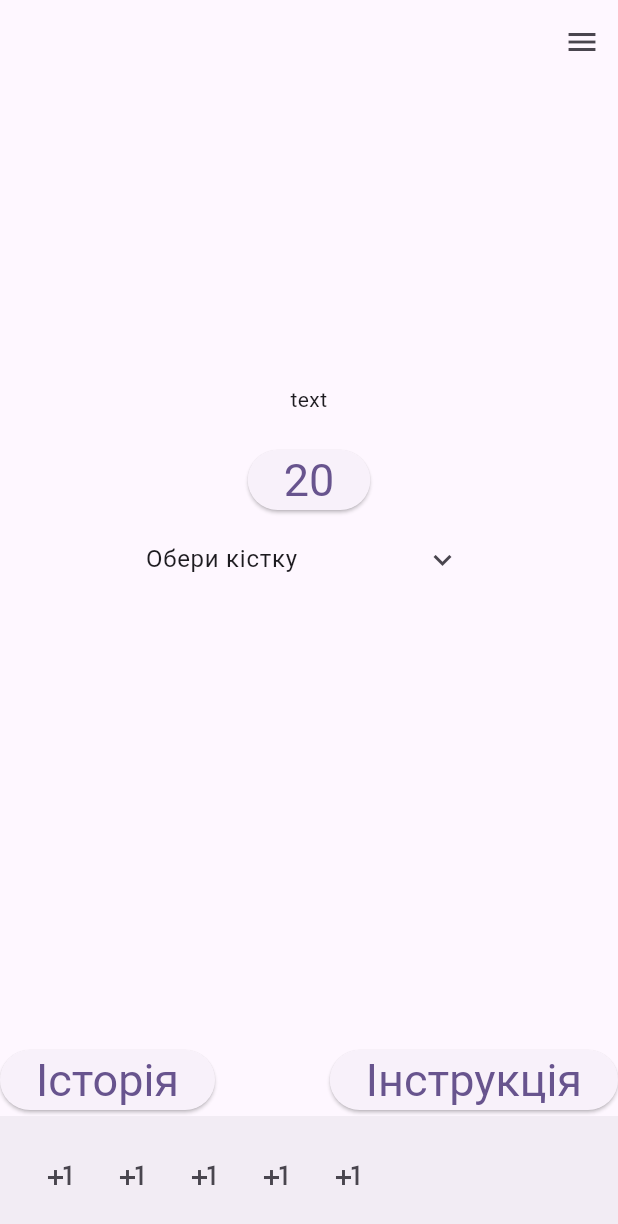
After one commit to GewioO/cavalry_tables, a Flutter app: the screen it shows after launch, on a phone screen of 412 x 824 dp. The commit adds this screen. Shown: the top 1224 px of the screen. Run offline on Flutter 3.47's test engine with Material 3 defaults, Android fonts, the light colour scheme and no system bars.

Commit message:
* rename diceButton.dart * add widgets for history and instructions buttons

```diff
--- /dev/null
+++ b/cavalry_table/lib/fragmentWigets/historyButton/historyButtonWidget.dart
@@ -0,0 +1,23 @@
+import 'package:flutter/material.dart';
+import 'package:cavalry_table/baseWigets/commonFlatButton.dart';
+
+class HistoryButton extends StatefulWidget {
+  const HistoryButton({Key? key}) : super(key: key);
+
+  @override
+  State<HistoryButton> createState() => _HistoryButtonState();
+}
+
+class _HistoryButtonState extends State<HistoryButton> {
+  @override
+  Widget build(BuildContext context) {
+    final ButtonStyle style = ElevatedButton.styleFrom(textStyle: const TextStyle(fontSize: 30));
+    return Container(
+            alignment: Alignment.bottomLeft,
+            child: CommonFlatButton(
+              buttonText: "Історія",
+              onPressedCallback: () {},
+            ),
+    );
+  }
+}
--- /dev/null
+++ b/cavalry_table/lib/fragmentWigets/instructionButton/instructionButtonWidget.dart
@@ -0,0 +1,23 @@
+import 'package:flutter/material.dart';
+import 'package:cavalry_table/baseWigets/commonFlatButton.dart';
+
+class InstructionButton extends StatefulWidget {
+  const InstructionButton({Key? key}) : super(key: key);
+
+  @override
+  State<InstructionButton> createState() => _InstructionButtonState();
+}
+
+class _InstructionButtonState extends State<InstructionButton> {
+  @override
+  Widget build(BuildContext context) {
+    final ButtonStyle style = ElevatedButton.styleFrom(textStyle: const TextStyle(fontSize: 30));
+    return Container(
+            alignment: Alignment.bottomRight,
+            child: CommonFlatButton(
+              buttonText: "Інструкція",
+              onPressedCallback: () {},
+            ),
+    );
+  }
+}
--- a/cavalry_table/lib/main.dart
+++ b/cavalry_table/lib/main.dart
@@ -1,6 +1,6 @@
 import 'package:flutter/material.dart';
 import 'package:cavalry_table/baseWigets/commonFlatButton.dart';
-import 'package:cavalry_table/fragmentWigets/diceButton/diceButton.dart';
+import 'package:cavalry_table/fragmentWigets/diceButton/diceButtonWidget.dart';
 import 'package:cavalry_table/fragmentWigets/bottomBar.dart';
 import 'package:cavalry_table/fragmentWigets/tablesList.dart';
 import 'package:cavalry_table/dices/throwDice.dart';
--- a/cavalry_table/lib/pages/homePage.dart
+++ b/cavalry_table/lib/pages/homePage.dart
@@ -1,12 +1,14 @@
 import 'package:flutter/material.dart';
 import 'package:cavalry_table/baseWigets/commonFlatButton.dart';
-import 'package:cavalry_table/fragmentWigets/diceButton/diceButton.dart';
+import 'package:cavalry_table/fragmentWigets/diceButton/diceButtonWidget.dart';
 import 'package:cavalry_table/fragmentWigets/bottomBar.dart';
 import 'package:cavalry_table/fragmentWigets/tablesList.dart';
 import 'package:cavalry_table/dices/throwDice.dart';
 import 'package:cavalry_table/tablesPaths.dart';
 import 'package:cavalry_table/tablesHandler/tablesHandler.dart';
 import 'package:cavalry_table/fragmentWigets/diceButton/diceButtonLogic.dart';
+import 'package:cavalry_table/fragmentWigets/historyButton/historyButtonWidget.dart';
+import 'package:cavalry_table/fragmentWigets/InstructionButton/InstructionButtonWidget.dart';
 
 class HomePage extends StatefulWidget {
   const HomePage({super.key, required this.title});
@@ -259,20 +261,8 @@
                 ),
             ],
           ),
-          Container(
-            alignment: Alignment.bottomLeft,
-            child: CommonFlatButton(
-              buttonText: "Історія",
-              onPressedCallback: () {},
-            ),
-          ),
-          Container(
-            alignment: Alignment.bottomRight,
-            child: CommonFlatButton(
-              buttonText: "Інструкція",
-              onPressedCallback: () {},
-            ),
-          ),
+          HistoryButton(),
+          InstructionButton(),
         ],
       )
     );
```
Also changed, not shown: cavalry_table/lib/fragmentWigets/diceButton/diceButtonWidget.dart (renamed from cavalry_table/lib/fragmentWigets/diceButton/diceButton.dart), cavalry_table/lib/fragmentWigets/historyButton/historyButtonLogic.dart (added), cavalry_table/lib/fragmentWigets/instructionButton/inctructionButtonLogic.dart (added).
